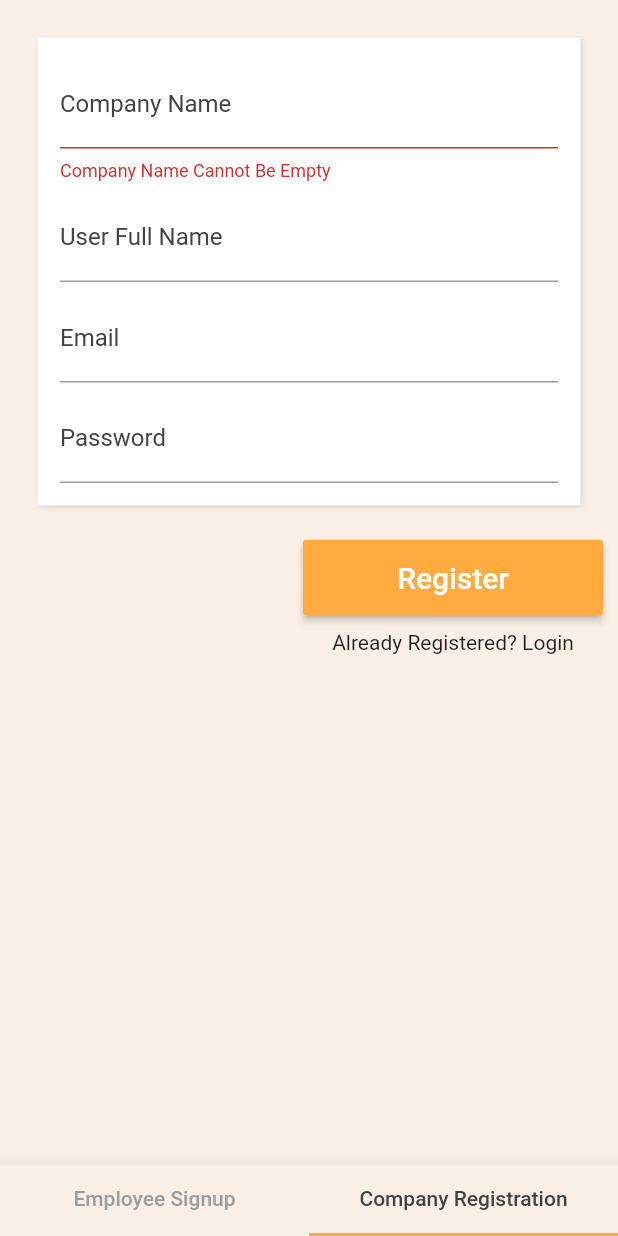
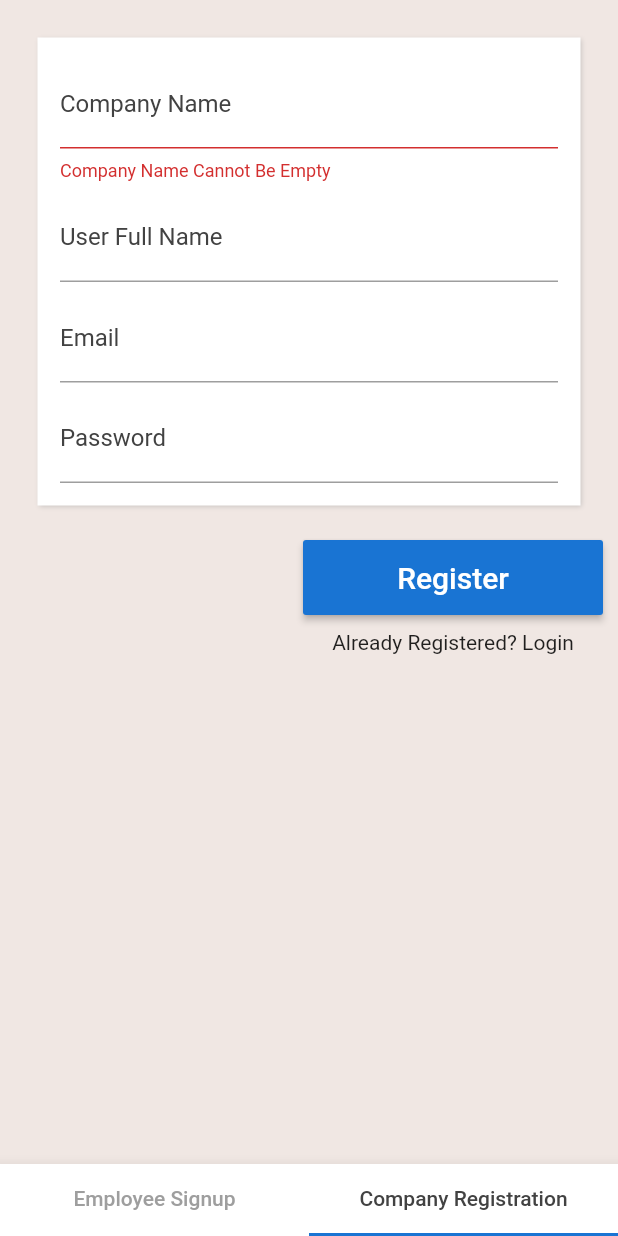
Before and after one commit to ahmadayubi/mobile.fromyama, a Flutter app: the SignUpForm screen opened directly, tab 2 chosen, after a tap on "Register", on a phone screen of 412 x 824 dp. Run offline on Flutter 3.47's test engine with Material 2 defaults, Android fonts, the phone set to English and light mode, and no system bars; our stand-ins replace bubble_tab_indicator, flutter_secure_storage, flutter_svg, webview_flutter; accounts and stored records are empty; network calls fail; Roboto replaces fonts that are missing (SFCM, SFCR).

Commit message:
New color scheme added for login page

```diff
--- a/lib/screens/dashboard/mainDash.dart
+++ b/lib/screens/dashboard/mainDash.dart
@@ -4,6 +4,7 @@ import 'package:fromyama/data/user.dart';
 import 'package:fromyama/screens/dashboard/mainDrawer.dart';
 import 'package:fromyama/screens/loading/dotLoading.dart';
 import 'package:fromyama/screens/login/loginForm.dart';
+import 'package:fromyama/utils/cColor.dart';
 import 'package:fromyama/utils/requests.dart';
 import 'package:fromyama/data/shopifyOrder.dart';
 import 'package:fromyama/widgets/etsyOrderWidget.dart';
@@ -96,7 +97,7 @@ class _MainDashState extends State<MainDash> {
           ),
         ),
         drawer: MainDrawer(user, widget._token),
-        backgroundColor: new Color(0xfff9efe7),
+        backgroundColor: beige(),
         body: Center(
           child: SafeArea(
             child: Column(
--- a/lib/screens/dashboard/shopifyOrderDetails.dart
+++ b/lib/screens/dashboard/shopifyOrderDetails.dart
@@ -3,6 +3,7 @@ import 'package:flutter/rendering.dart';
 import 'package:fromyama/data/shopifyOrder.dart';
 import 'package:fromyama/screens/dashboard/mainDash.dart';
 import 'package:fromyama/screens/loading/dotLoading.dart';
+import 'package:fromyama/utils/cColor.dart';
 import 'package:fromyama/utils/requests.dart';
 import 'package:fromyama/screens/loading/fyLoading.dart';
 import 'package:flutter_svg/flutter_svg.dart';
@@ -105,7 +106,7 @@ class _ShopifyOrderDetailsState extends State<ShopifyOrderDetails> {
           ],
         ), //Text("${widget._order.name}"),
       ),
-      backgroundColor: new Color(0xfff9efe7),
+      backgroundColor: beige(),
       body: Container(
         margin: const EdgeInsets.all(10),
         child: Column(
@@ -113,7 +114,7 @@ class _ShopifyOrderDetailsState extends State<ShopifyOrderDetails> {
             Expanded(
               child: GlowingOverscrollIndicator(
                 axisDirection: AxisDirection.down,
-                color: new Color(0xffD6E198),
+                color: new Color(0x55bbd984), //new Color(0x5579de79),
                 child: ListView(
                   children: [
                     ReceiptWidget(widget._order, fuilfillable),
--- a/lib/screens/signup/signUpCompany.dart
+++ b/lib/screens/signup/signUpCompany.dart
@@ -39,7 +39,7 @@ class _SignUpCompanyState extends State<SignUpCompany> {
   @override
   Widget build(BuildContext context) {
     return Container(
-      color: new Color(0xfff9efe7),
+      color: beige(),
       child: SafeArea(
         child: Padding(
           padding: const EdgeInsets.all(10.0),
@@ -127,7 +127,7 @@ class _SignUpCompanyState extends State<SignUpCompany> {
                       width: 200,
                       height: 50,
                       child: RaisedButton(
-                        color: orange(),
+                        color: blue(),
                         onPressed: () async {
                           var email = _emailController.text;
                           var password = _passwordController.text;
--- a/lib/screens/signup/signUpForm.dart
+++ b/lib/screens/signup/signUpForm.dart
@@ -2,6 +2,7 @@ import 'package:flutter/material.dart';
 import 'package:bubble_tab_indicator/bubble_tab_indicator.dart';
 import 'package:fromyama/screens/signup/signUpCompany.dart';
 import 'package:fromyama/screens/signup/signUpUser.dart';
+import 'package:fromyama/utils/cColor.dart';
 
 class SignUpForm extends StatelessWidget {
   @override
@@ -16,12 +17,12 @@ class SignUpForm extends StatelessWidget {
           ],
         ),
         bottomNavigationBar: BottomAppBar(
-          color: new Color(0xfff9efe7),
+          color: Colors.white,
           child: TabBar(
             unselectedLabelColor: Colors.grey[500],
             labelColor: Colors.grey[800],
             indicatorSize: TabBarIndicatorSize.tab,
-            indicatorColor: Colors.orangeAccent,
+            indicatorColor: blue(),
             tabs: [
               Tab(
                 text: "Employee Signup",
--- a/lib/screens/signup/signUpUser.dart
+++ b/lib/screens/signup/signUpUser.dart
@@ -50,20 +50,21 @@ class _SignUpUserState extends State<SignUpUser> {
   @override
   Widget build(BuildContext context) {
     return Container(
-      color: new Color(0xfff9efe7),
+      color: Colors.white,
       child: SafeArea(
         child: Padding(
           padding: const EdgeInsets.all(10.0),
           child: ListView(
             children: [
               Container(
-                height: 200,
+                height: 250,
                 child: Stack(
                   children: [
                     AnimatedPositioned(
                       duration: Duration(milliseconds: 1000),
                       curve: Curves.fastOutSlowIn,
-                      left: _slideIn ? 50 : -500,
+                      left: _slideIn ? 25 : -500,
+                      bottom: 30,
                       child: Image(
                         image: AssetImage('assets/images/amazon_box.png'),
                         height: 200,
@@ -72,8 +73,8 @@ class _SignUpUserState extends State<SignUpUser> {
                     AnimatedPositioned(
                       duration: Duration(milliseconds: 1500),
                       curve: Curves.fastOutSlowIn,
-                      left: 175,
-                      top: _slideIn ? 80 : -500,
+                      left: 150,
+                      top: _slideIn ? 100 : -500,
                       child: Image(
                         image: AssetImage('assets/images/shopify_box.png'),
                         height: 150,
@@ -82,8 +83,8 @@ class _SignUpUserState extends State<SignUpUser> {
                     AnimatedPositioned(
                       duration: Duration(milliseconds: 2000),
                       curve: Curves.fastOutSlowIn,
-                      left: 195,
-                      top: _slideIn ? 60 : -500,
+                      left: 175,
+                      top: _slideIn ? 75 : -500,
                       child: Image(
                         image: AssetImage('assets/images/etsy_box.png'),
                         height: 100,
@@ -97,26 +98,27 @@ class _SignUpUserState extends State<SignUpUser> {
                 padding: const EdgeInsets.all(15),
                 decoration: BoxDecoration(
                   color: Colors.white,
-                  boxShadow: [
+/*                   boxShadow: [
                     BoxShadow(
                       color: Colors.grey.withOpacity(0.5),
                       spreadRadius: 0.1,
                       blurRadius: 2,
                       offset: Offset(1, 1), // changes position of shadow
                     ),
-                  ],
+                  ], */
                 ),
                 child: Column(
+                  crossAxisAlignment: CrossAxisAlignment.start,
                   children: [
                     Image(
                       image: AssetImage('assets/images/fulfill_fy.png'),
-                      height: 100,
+                      height: 70,
                     ),
                     Text(
                       "Start Fulfilling All Your Orders In One Place",
                       style: TextStyle(
-                        fontFamily: "SFCM",
-                        fontSize: 20,
+                        fontFamily: "SFCR",
+                        fontSize: 16,
                       ),
                     ),
                     Divider(),
@@ -186,7 +188,7 @@ class _SignUpUserState extends State<SignUpUser> {
                       width: 200,
                       height: 50,
                       child: RaisedButton(
-                        color: orange(),
+                        color: blue(),
                         onPressed: () async {
                           var email = _emailController.text;
                           var password = _passwordController.text;
--- a/lib/utils/requests.dart
+++ b/lib/utils/requests.dart
@@ -1,7 +1,7 @@
 import 'package:http/http.dart' as http;
 import 'dart:convert';
 
-const String SERVER_IP = "https://c28d22971250.ngrok.io";
+const String SERVER_IP = "https://6197c126be9a.ngrok.io";
 
 Map<String, dynamic> formatRes(res) {
   if (res.statusCode != 500) {
```
Also changed, not shown: lib/screens/dashboard/mainDrawer.dart (+25 -15 lines), lib/utils/cColor.dart (+36 -0 lines).
